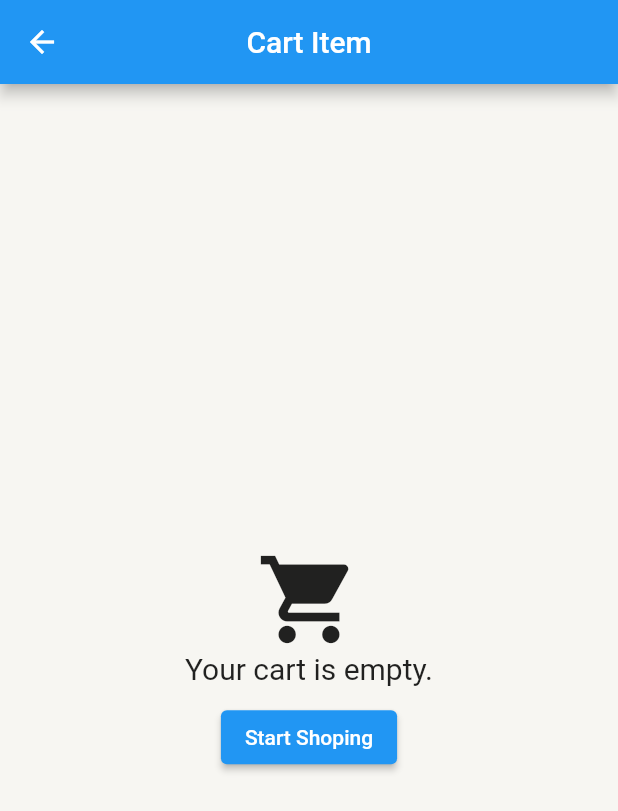
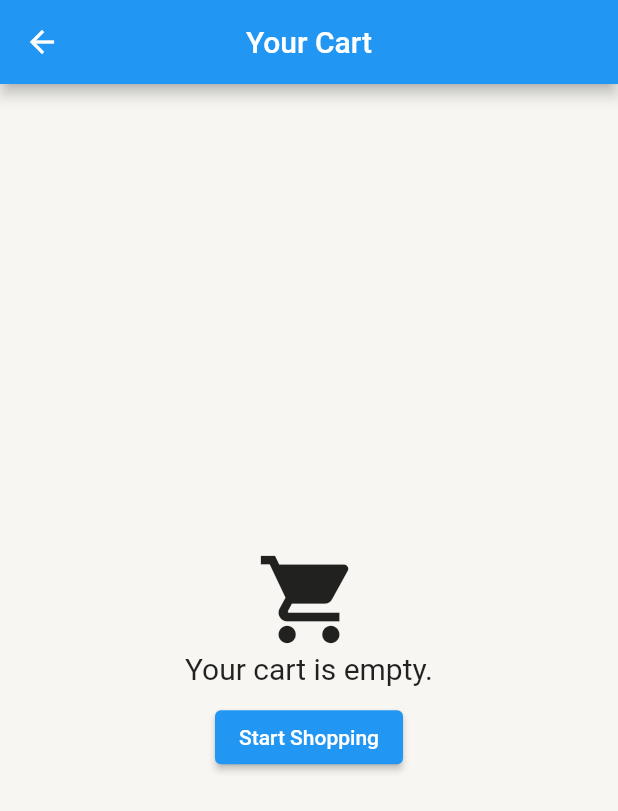
Before and after one commit to ketan7055/Flutter_cart_demo, a Flutter app: the CartScreen screen opened directly, on a phone screen of 412 x 824 dp. Shown: the top 811 px of the screen. Run offline on Flutter 3.47's test engine with Material 2 defaults, Android fonts, the phone set to English and light mode, and no system bars.

Commit message:
minor fixes

```diff
--- a/lib/screen/cart__screen.dart
+++ b/lib/screen/cart__screen.dart
@@ -19,7 +19,7 @@ class _CartScreenState extends State<CartScreen> {
       backgroundColor:  Color.fromRGBO(247, 246, 242, 1),
 
       appBar: AppBar(
-        title: Text("Cart Item"),
+        title: Text("Your Cart"),
         centerTitle: true,
         leading: IconButton(
           icon: Icon(
@@ -36,19 +36,18 @@ class _CartScreenState extends State<CartScreen> {
           child: Column(
             mainAxisAlignment: MainAxisAlignment.center,
             children: [
-          Icon(
-
+          const Icon(
             Icons.shopping_cart,
             size: 70,
           ),
 
-              Text("Your cart is empty."
+              const Text("Your cart is empty."
               , style: TextStyle(fontSize: 20),),
-              SizedBox(height: 10,),
+              const SizedBox(height: 10,),
               ElevatedButton(
                 onPressed:(){
                     Navigator.pop(context);
-              },child: Text("Start Shoping")),
+              },child: const Text("Start Shopping")),
 
             ],
           ),
--- a/lib/screen/home_screen.dart
+++ b/lib/screen/home_screen.dart
@@ -31,7 +31,7 @@ class _HomeScreenState extends State<HomeScreen> {
                   Tab(text: "Dessert",),
                 ],
               ),
-              title: const Text("Item List"),
+              title: const Text("Meal List"),
               actions: [
                 NamedIcon(
                   text: '',
--- a/lib/widgets/NamedIcon.dart
+++ b/lib/widgets/NamedIcon.dart
@@ -18,9 +18,10 @@ class NamedIcon extends StatelessWidget {
   @override
   Widget build(BuildContext context) {
     return InkWell(
+
       onTap: onTap,
       child: Container(
-        margin: const EdgeInsets.only(top: 15),
+        margin: const EdgeInsets.only(top: 0),
         width: 72,
         padding: const EdgeInsets.symmetric(horizontal: 8),
         child: Stack(
@@ -30,11 +31,10 @@ class NamedIcon extends StatelessWidget {
               mainAxisAlignment: MainAxisAlignment.center,
               children: <Widget>[
                 Icon(iconData),
-                Text(text, overflow: TextOverflow.ellipsis),
               ],
             ),
             Positioned(
-              top: 0,
+              top: 5,
               right: 0,
               child: Container(
                 padding: const EdgeInsets.symmetric(horizontal: 6, vertical: 2),
```
